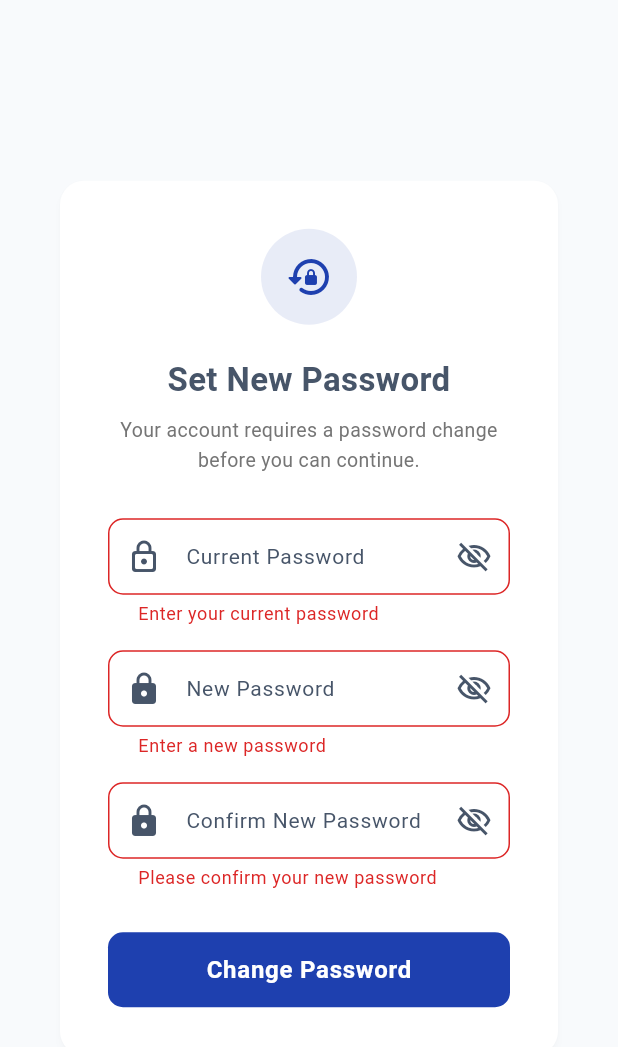
After one commit to nitinshendgeai/tipper-management-system, a Flutter app: the ChangePasswordScreen screen opened directly, after a tap on "Change Password", on a phone screen of 412 x 824 dp. The commit adds this screen. Shown: the top 1047 px of the screen. Run offline on Flutter 3.47's test engine with Material 3 defaults, Android fonts, the phone set to English and light mode, and no system bars; our stand-ins replace dio, flutter_secure_storage; missing offline and left inert: dart:html; accounts and stored records are empty; statements that could not run were skipped.

Commit message:
feat(phase11): forced password change + subscription limits + login rate limiting

```diff
--- /dev/null
+++ b/frontend/lib/modules/auth/screens/change_password_screen.dart
@@ -0,0 +1,285 @@
+import 'package:flutter/material.dart';
+
+import '../../../core/constants/api_constants.dart';
+import '../../../core/network/dio_client.dart';
+import '../../../core/theme/app_theme.dart';
+import '../../dashboard/dashboard_screen.dart';
+
+/// Phase 11 (AUTH-004): Shown after first login when must_change_password=true.
+/// Forces the user to set a new password before accessing the app.
+class ChangePasswordScreen extends StatefulWidget {
+  const ChangePasswordScreen({super.key});
+
+  @override
+  State<ChangePasswordScreen> createState() => _ChangePasswordScreenState();
+}
+
+class _ChangePasswordScreenState extends State<ChangePasswordScreen> {
+  final _formKey        = GlobalKey<FormState>();
+  final _currentCtrl    = TextEditingController();
+  final _newCtrl        = TextEditingController();
+  final _confirmCtrl    = TextEditingController();
+
+  bool _obscureCurrent  = true;
+  bool _obscureNew      = true;
+  bool _obscureConfirm  = true;
+  bool _isLoading       = false;
+  String? _errorMessage;
+
+  @override
+  void dispose() {
+    _currentCtrl.dispose();
+    _newCtrl.dispose();
+    _confirmCtrl.dispose();
+    super.dispose();
+  }
+
+  Future<void> _submit() async {
+    if (!_formKey.currentState!.validate()) return;
+
+    setState(() {
+      _isLoading    = true;
+      _errorMessage = null;
+    });
+
+    try {
+      final options = await DioClient.authOptions();
+      await DioClient.instance.post(
+        '${ApiConstants.baseUrl}/auth/change-password',
+        data: {
+          'current_password': _currentCtrl.text,
+          'new_password':     _newCtrl.text,
+        },
+        options: options,
+      );
+
+      if (!mounted) return;
+
+      // Navigate to dashboard — password change complete
+      Navigator.pushAndRemoveUntil(
+        context,
+        MaterialPageRoute(builder: (_) => const DashboardScreen()),
+        (_) => false,
+      );
+    } catch (e) {
+      String message = 'Failed to change password. Please try again.';
+      // Extract backend detail message if available
+      try {
+        final dynamic err = e;
+        final detail = err?.response?.data?['detail'];
+        if (detail is String && detail.isNotEmpty) message = detail;
+      } catch (_) {}
+
+      setState(() {
+        _isLoading    = false;
+        _errorMessage = message;
+      });
+    }
+  }
+
+  @override
+  Widget build(BuildContext context) {
+    return Scaffold(
+      backgroundColor: AppColors.pageBg,
+      body: SafeArea(
+        child: Center(
+          child: SingleChildScrollView(
+            padding: const EdgeInsets.all(24),
+            child: ConstrainedBox(
+              constraints: const BoxConstraints(maxWidth: 420),
+              child: Card(
+                elevation: 2,
+                shape: RoundedRectangleBorder(
+                    borderRadius: BorderRadius.circular(16)),
+                child: Padding(
+                  padding: const EdgeInsets.all(32),
+                  child: Form(
+                    key: _formKey,
+                    child: Column(
+                      crossAxisAlignment: CrossAxisAlignment.stretch,
+                      children: [
+                        // Icon
+                        Center(
+                          child: Container(
+                            width: 64,
+                            height: 64,
+                            decoration: BoxDecoration(
+                              color: AppColors.primary.withValues(alpha: 0.1),
+                              shape: BoxShape.circle,
+                            ),
+                            child: Icon(
+                              Icons.lock_reset_rounded,
+                              size: 32,
+                              color: AppColors.primary,
+                            ),
+                          ),
+                        ),
+                        const SizedBox(height: 20),
+
+                        // Title
+                        const Text(
+                          'Set New Password',
+                          textAlign: TextAlign.center,
+                          style: TextStyle(
+                            fontSize: 22,
+                            fontWeight: FontWeight.w700,
+                          ),
+                        ),
+                        const SizedBox(height: 8),
+                        Text(
+                          'Your account requires a password change before you can continue.',
+                          textAlign: TextAlign.center,
+                          style: TextStyle(
+                            fontSize: 13,
+                            color: Colors.grey[600],
+                          ),
+                        ),
+                        const SizedBox(height: 28),
+
+                        // Error banner
+                        if (_errorMessage != null) ...[
+                          Container(
+                            padding: const EdgeInsets.all(12),
+                            decoration: BoxDecoration(
+                              color: AppColors.error.withValues(alpha: 0.08),
+                              borderRadius: BorderRadius.circular(8),
+                              border: Border.all(
+                                  color:
+                                      AppColors.error.withValues(alpha: 0.3)),
+                            ),
+                            child: Row(children: [
+                              Icon(Icons.error_outline,
+                                  color: AppColors.error, size: 18),
+                              const SizedBox(width: 8),
+                              Expanded(
+                                child: Text(
+                                  _errorMessage!,
+                                  style: TextStyle(
+                                      color: AppColors.error, fontSize: 13),
+                                ),
+                              ),
+                            ]),
+                          ),
+                          const SizedBox(height: 16),
+                        ],
+
+                        // Current password
+                        TextFormField(
+                          controller: _currentCtrl,
+                          obscureText: _obscureCurrent,
+                          decoration: InputDecoration(
+                            labelText: 'Current Password',
+                            prefixIcon:
+                                const Icon(Icons.lock_outline_rounded),
+                            suffixIcon: IconButton(
+                              icon: Icon(_obscureCurrent
+                                  ? Icons.visibility_off_outlined
+                                  : Icons.visibility_outlined),
+                              onPressed: () => setState(
+                                  () => _obscureCurrent = !_obscureCurrent),
+                            ),
+                          ),
+                          validator: (v) => (v == null || v.isEmpty)
+                              ? 'Enter your current password'
+                              : null,
+                        ),
+                        const SizedBox(height: 16),
+
+                        // New password
+                        TextFormField(
+                          controller: _newCtrl,
+                          obscureText: _obscureNew,
+                          decoration: InputDecoration(
+                            labelText: 'New Password',
+                            prefixIcon: const Icon(Icons.lock_rounded),
+                            suffixIcon: IconButton(
+                              icon: Icon(_obscureNew
+                                  ? Icons.visibility_off_outlined
+                                  : Icons.visibility_outlined),
+                              onPressed: () =>
+                                  setState(() => _obscureNew = !_obscureNew),
+                            ),
+                            helperText: 'Minimum 8 characters',
+                          ),
+                          validator: (v) {
+                            if (v == null || v.isEmpty) {
+                              return 'Enter a new password';
+                            }
+                            if (v.length < 8) {
+                              return 'Password must be at least 8 characters';
+                            }
+                            return null;
+                          },
+                        ),
+                        const SizedBox(height: 16),
+
+                        // Confirm password
+                        TextFormField(
+                          controller: _confirmCtrl,
+                          obscureText: _obscureConfirm,
+                          decoration: InputDecoration(
+                            labelText: 'Confirm New Password',
+                            prefixIcon:
+                                const Icon(Icons.lock_rounded),
+                            suffixIcon: IconButton(
+                              icon: Icon(_obscureConfirm
+                                  ? Icons.visibility_off_outlined
+                                  : Icons.visibility_outlined),
+                              onPressed: () => setState(() =>
+                                  _obscureConfirm = !_obscureConfirm),
+                            ),
+                          ),
+                          validator: (v) {
+                            if (v == null || v.isEmpty) {
+                              return 'Please confirm your new password';
+                            }
+                            if (v != _newCtrl.text) {
+                              return 'Passwords do not match';
+                            }
+                            return null;
+                          },
+                        ),
+                        const SizedBox(height: 28),
+
+                        // Submit button
+                        SizedBox(
+                          height: 50,
+                          child: ElevatedButton(
+                            onPressed: _isLoading ? null : _submit,
+                            style: ElevatedButton.styleFrom(
+                              backgroundColor: AppColors.primary,
+                              foregroundColor: Colors.white,
+                              shape: RoundedRectangleBorder(
+                                borderRadius: BorderRadius.circular(10),
+                              ),
+                            ),
+                            child: _isLoading
+                                ? const SizedBox(
+                                    width: 22,
+                                    height: 22,
+                                    child: CircularProgressIndicator(
+                                      strokeWidth: 2,
+                                      color: Colors.white,
+                                    ),
+                                  )
+                                : const Text(
+                                    'Change Password',
+                                    style: TextStyle(
+                                      fontSize: 16,
+                                      fontWeight: FontWeight.w600,
+                                    ),
+                                  ),
+                          ),
+                        ),
+                      ],
+                    ),
+                  ),
+                ),
+              ),
+            ),
+          ),
+        ),
+      ),
+    );
+  }
+}
--- a/frontend/lib/modules/auth/screens/login_screen.dart
+++ b/frontend/lib/modules/auth/screens/login_screen.dart
@@ -3,6 +3,7 @@ import 'package:flutter/material.dart';
 import '../../../core/theme/app_theme.dart';
 import '../services/auth_service.dart';
 import '../../dashboard/dashboard_screen.dart';
+import 'change_password_screen.dart';
 
 class LoginScreen extends StatefulWidget {
   const LoginScreen({super.key});
@@ -26,26 +27,33 @@ class _LoginScreenState extends State<LoginScreen> {
   // ─── Login action ─────────────────────────────────────────────────────────
 
   Future<void> _login() async {
-    // Clear previous error and validate form
     setState(() => _errorMessage = null);
     if (!_formKey.currentState!.validate()) return;
 
     setState(() => isLoading = true);
 
-    final token = await authService.login(
+    final result = await authService.login(
       email: emailController.text.trim(),
       password: passwordController.text,
     );
 
     if (!mounted) return;
-
     setState(() => isLoading = false);
 
-    if (token != null) {
-      Navigator.pushReplacement(
-        context,
-        MaterialPageRoute(builder: (_) => const DashboardScreen()),
-      );
+    if (result != null) {
+      final mustChange = result['must_change_password'] as bool? ?? false;
+      if (mustChange) {
+        // Phase 11: force password change before accessing app
+        Navigator.pushReplacement(
+          context,
+          MaterialPageRoute(builder: (_) => const ChangePasswordScreen()),
+        );
+      } else {
+        Navigator.pushReplacement(
+          context,
+          MaterialPageRoute(builder: (_) => const DashboardScreen()),
+        );
+      }
     } else {
       setState(() {
         _errorMessage =
--- a/frontend/lib/modules/auth/services/auth_service.dart
+++ b/frontend/lib/modules/auth/services/auth_service.dart
@@ -10,12 +10,10 @@ class AuthService {
   final Dio dio = Dio();
 
   /// Authenticates the user and persists the JWT token on success.
-  /// Returns the token string if successful, null otherwise.
+  /// Returns a map with 'token' and 'must_change_password', or null on failure.
   ///
-  /// Phase 6 (AUTH-001): added optional [companyName] parameter.
-  /// When provided, login is scoped to that specific company — preventing
-  /// cross-tenant auth in multi-tenant mode. Safe to omit for backward compat.
-  Future<String?> login({
+  /// Phase 11 (AUTH-004): also returns must_change_password flag from backend.
+  Future<Map<String, dynamic>?> login({
     required String email,
     required String password,
     String? companyName,
@@ -41,6 +39,7 @@ class AuthService {
       print('[AuthService] Response body: ${response.data}');
 
       final token = response.data['access_token'] as String?;
+      final mustChange = response.data['must_change_password'] as bool? ?? false;
 
       if (token != null && token.isNotEmpty) {
         print('[AuthService] Token received, saving to storage.');
@@ -85,13 +84,14 @@ class AuthService {
           }
         } catch (e) {
           print('[AuthService] WARNING: Could not fetch /auth/me: $e');
-          // Non-fatal — dashboard header will fall back to email
         }
       } else {
         print('[AuthService] WARNING: Response succeeded but no access_token found in body.');
       }
 
-      return token;
+      return token != null
+          ? {'token': token, 'must_change_password': mustChange}
+          : null;
     } on DioException catch (e) {
       print('[AuthService] DioException during login:');
       print('  Type    : ${e.type}');
```
